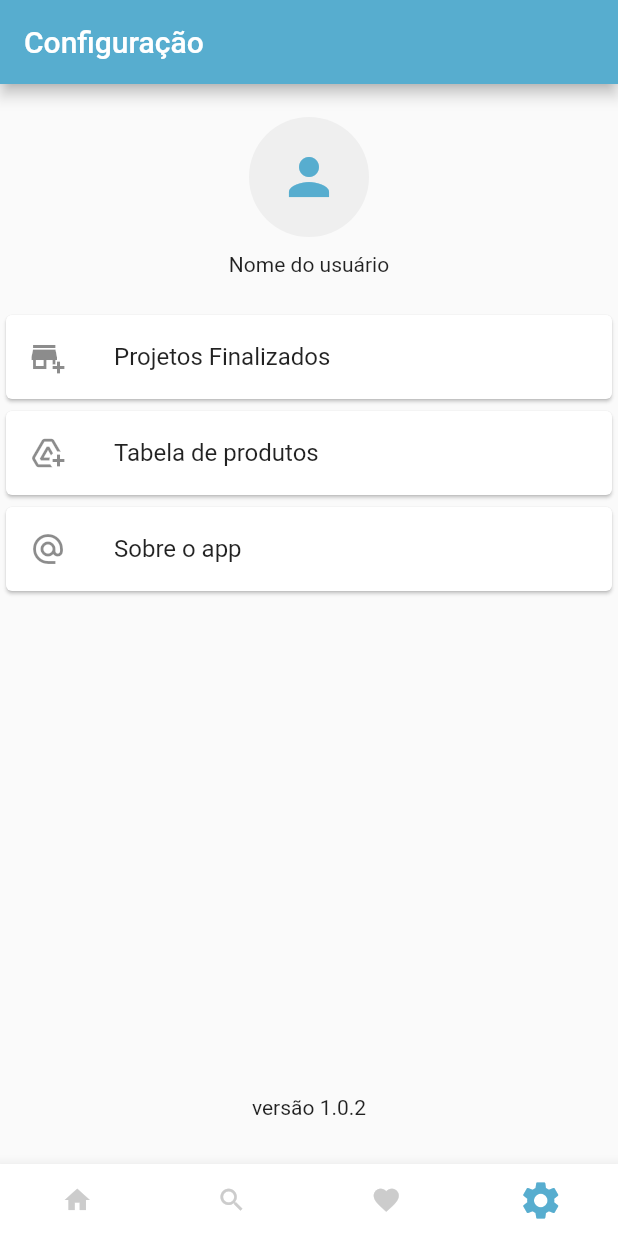
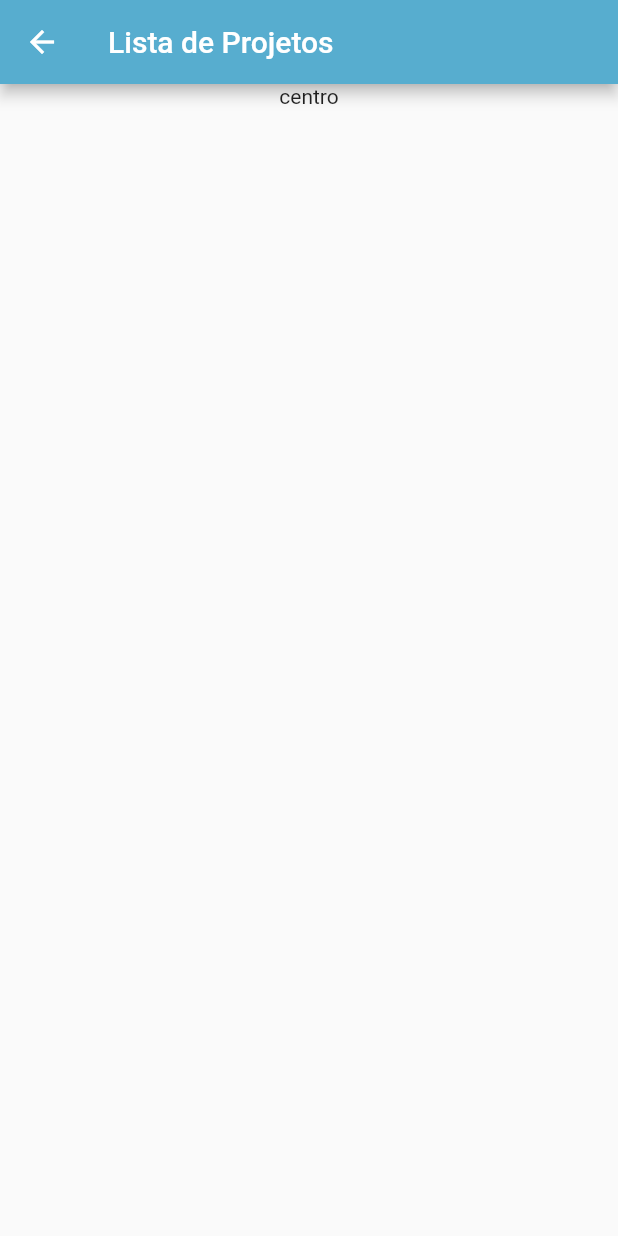
Before and after one commit to Bud-Gen/budgen-app, a Flutter app: the screen it shows after launch, item 4 of the bottom bar chosen, after a tap on "Projetos Finalizados", on a phone screen of 412 x 824 dp. Run offline on Flutter 3.47's test engine with Material 2 defaults, Android fonts, the light colour scheme and no system bars; our stand-ins replace firebase_auth, flutter_mobx, google_sign_in, mobx, package_info_plus, sqflite; missing offline and left inert: googleapis; accounts and stored records are empty; generated files the repository leaves out were written again.

Commit message:
fix: null pointers before synchronize info

```diff
--- a/budgen/lib/app/home/home_page.dart
+++ b/budgen/lib/app/home/home_page.dart
@@ -29,24 +29,29 @@ class _HomePageState extends State<HomePage> {
     return Scaffold(
       appBar: AppBar(
         backgroundColor: colorPalette.primaryCollor,
-        title:
-            Observer(builder: (_) => Text(store?.currentProject?.name ?? "")),
+        title: Observer(builder: (_) {
+          return Text((!store.isLoading && store.existsProject)
+              ? store?.currentProject?.name
+              : "");
+        }),
         actions: [
-          Observer(
-            builder: (_) => (store.existsProject)
-                ? EditNameProjectButton(
-                    currentProjectName: store.currentProject.name,
-                    editProjectName: (String value) =>
-                        store.editProjectName(value),
-                    renameProject: () => store.renameProject(),
-                  )
-                : SizedBox(),
-          ),
+          Observer(builder: (_) {
+            if (store.isLoading && !store.existsProject)
+              return SizedBox(width: 0);
+
+            return EditNameProjectButton(
+              currentProjectName: store.currentProject?.name,
+              editProjectName: (String value) => store.editProjectName(value),
+              renameProject: () => store.renameProject(),
+            );
+          }),
         ],
       ),
       body: Column(
         children: [
           Observer(builder: (_) {
+            if (store.isLoading) return SizedBox(width: 0);
+
             return DetailsProject(
               project: store.currentProject,
               addDiscount: () => store.addDiscount(),
--- /dev/null
+++ b/budgen/lib/app/project/finished_projects/finished_projects_page.dart
@@ -0,0 +1,29 @@
+import 'package:budgen/utils/style/color_pallete.dart';
+import 'package:flutter/material.dart';
+import 'package:flutter_mobx/flutter_mobx.dart';
+
+class FinishedProjectsPage extends StatelessWidget {
+  const FinishedProjectsPage() : super();
+
+  @override
+  Widget build(BuildContext context) {
+    ColorPalette colorPalette = ColorPalette();
+    return Scaffold(
+      appBar: AppBar(
+        backgroundColor: colorPalette.primaryCollor,
+        title: Text("Lista de Projetos"),
+      ),
+      body: Column(
+        children: [
+          Observer(builder: (_) {
+            return Container(
+              child: Center(
+                child: Text("centro"),
+              ),
+            );
+          }),
+        ],
+      ),
+    );
+  }
+}
--- a/budgen/lib/app/settings/widgets/settings_options.dart
+++ b/budgen/lib/app/settings/widgets/settings_options.dart
@@ -1,3 +1,4 @@
+import 'package:budgen/app/project/finished_projects/finished_projects_page.dart';
 import 'package:budgen/app/settings/widgets/avatar.dart';
 import 'package:budgen/app/settings/widgets/settings_tile.dart';
 import 'package:flutter/material.dart';
@@ -13,7 +14,8 @@ class SettingsOptions extends StatelessWidget {
         SettingsTile(
           iconData: Icons.add_business,
           title: "Projetos Finalizados",
-          onTap: () => print("pagina de projetos finalizados"),
+          onTap: () => Navigator.push(context,
+              MaterialPageRoute(builder: (context) => FinishedProjectsPage())),
         ),
         SettingsTile(
           iconData: Icons.add_to_drive,
--- a/budgen/lib/domain/usecases/project/get_projects.dart
+++ b/budgen/lib/domain/usecases/project/get_projects.dart
@@ -6,6 +6,6 @@ class GetProjects {
 
   Future<List<Project>> call() async => await _repository.getAllProjects();
 
-  Future<List<Project>> finalized() async =>
+  Future<List<Project>> finished() async =>
       await _repository.getFinishedProjects();
 }
```
Also changed, not shown: budgen/lib/app/project/finished_projects/finished_projects_store.dart (added, +27 -0 lines), budgen/lib/app/project/finished_projects/finished_projects_store.g.dart (added).
